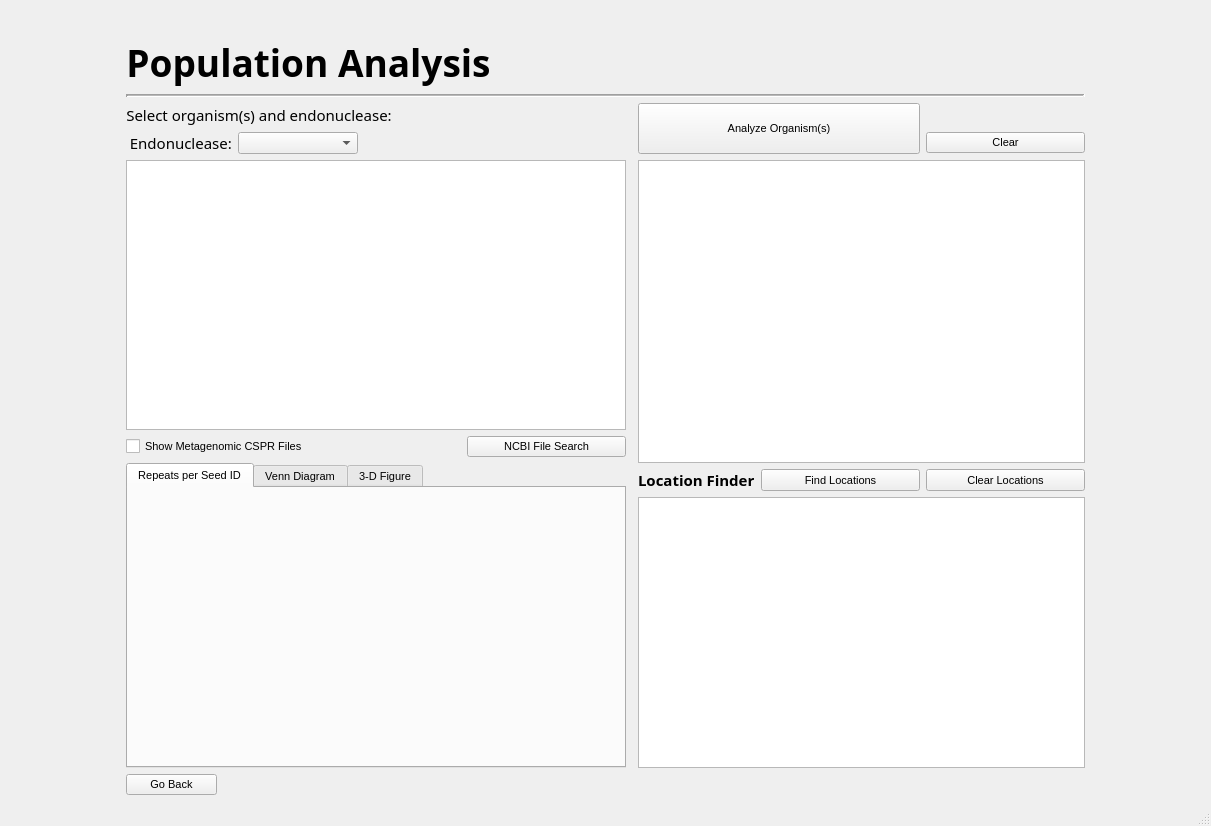
The window that populationanalysis.ui (TrinhLab/CASPERapp) describes before a commit, drawn with Qt 5.
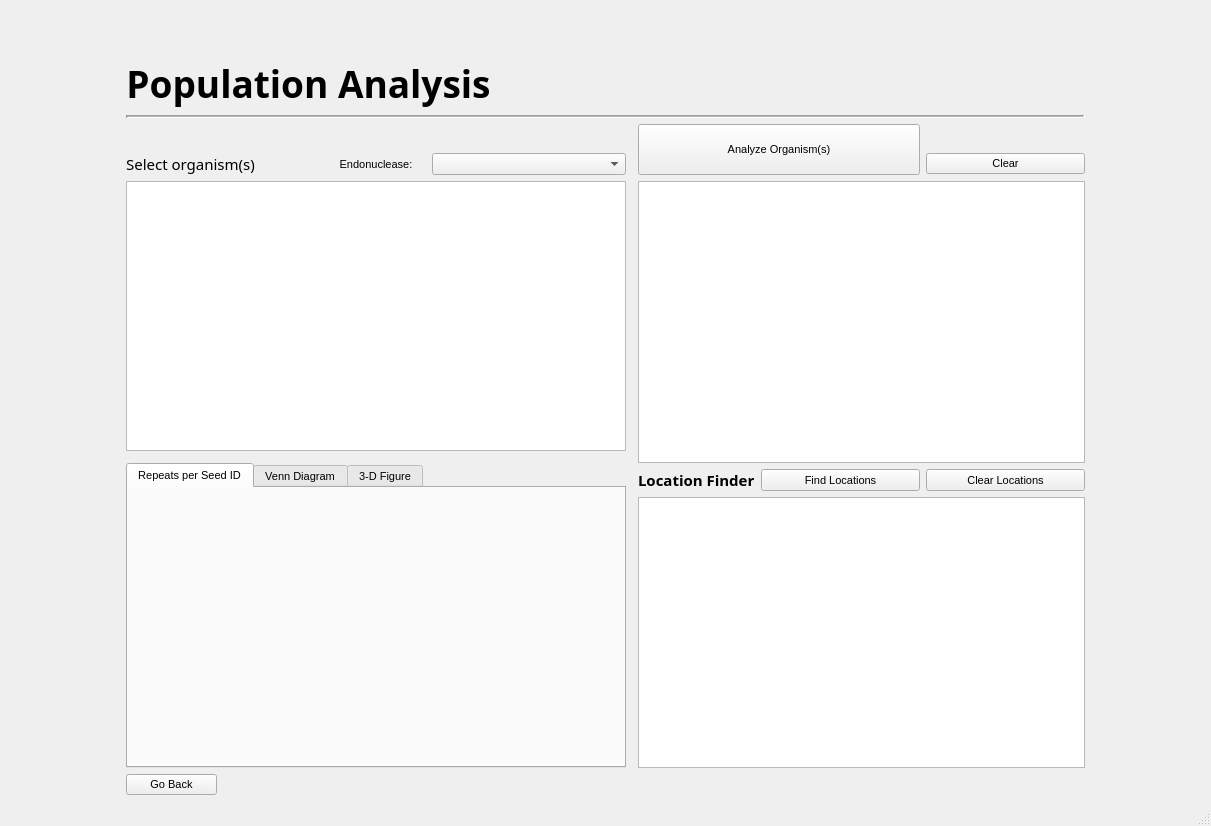
The same window after the commit. Custom widgets are drawn as their Qt base class.

What changed in the file:
```diff
--- a/populationanalysis.ui
+++ b/populationanalysis.ui
@@ -90,9 +90,21 @@
         <property name="horizontalScrollMode">
          <enum>QAbstractItemView::ScrollPerPixel</enum>
         </property>
+        <attribute name="horizontalHeaderVisible">
+         <bool>true</bool>
+        </attribute>
         <attribute name="horizontalHeaderCascadingSectionResizes">
          <bool>true</bool>
         </attribute>
+        <attribute name="horizontalHeaderDefaultSectionSize">
+         <number>100</number>
+        </attribute>
+        <attribute name="horizontalHeaderHighlightSections">
+         <bool>true</bool>
+        </attribute>
+        <attribute name="horizontalHeaderMinimumSectionSize">
+         <number>100</number>
+        </attribute>
         <attribute name="horizontalHeaderStretchLastSection">
          <bool>true</bool>
         </attribute>
@@ -106,13 +118,7 @@
            <set>Qt::AlignLeading|Qt::AlignLeft|Qt::AlignVCenter</set>
           </property>
           <item row="0" column="0">
-           <widget class="QLabel" name="label_3">
-            <property name="maximumSize">
-             <size>
-              <width>10000</width>
-              <height>22</height>
-             </size>
-            </property>
+           <widget class="QLabel" name="label_2">
             <property name="font">
              <font>
               <family>Sans Serif</family>
@@ -123,28 +129,47 @@
              </font>
             </property>
             <property name="text">
-             <string> Endonuclease:</string>
+             <string>Select organism(s)</string>
             </property>
-           </widget>
-          </item>
-          <item row="0" column="1">
-           <widget class="QComboBox" name="endoBox">
-            <property name="minimumSize">
-             <size>
-              <width>120</width>
-              <height>0</height>
-             </size>
-            </property>
-            <property name="maximumSize">
-             <size>
-              <width>120</width>
-              <height>22</height>
-             </size>
+            <property name="alignment">
+             <set>Qt::AlignCenter</set>
             </property>
            </widget>
           </item>
          </layout>
         </item>
+        <item>
+         <widget class="QLabel" name="label_3">
+          <property name="minimumSize">
+           <size>
+            <width>75</width>
+            <height>0</height>
+           </size>
+          </property>
+          <property name="maximumSize">
+           <size>
+            <width>100</width>
+            <height>16777215</height>
+           </size>
+          </property>
+          <property name="text">
+           <string>Endonuclease:</string>
+          </property>
+          <property name="alignment">
+           <set>Qt::AlignCenter</set>
+          </property>
+         </widget>
+        </item>
+        <item>
+         <widget class="QComboBox" name="endoBox">
+          <property name="minimumSize">
+           <size>
+            <width>100</width>
+            <height>0</height>
+           </size>
+          </property>
+         </widget>
+        </item>
        </layout>
       </item>
       <item row="8" column="6">
@@ -166,25 +191,6 @@
         </property>
        </widget>
       </item>
-      <item row="2" column="0" alignment="Qt::AlignLeft">
-       <widget class="QLabel" name="label_2">
-        <property name="font">
-         <font>
-          <family>Sans Serif</family>
-          <pointsize>11</pointsize>
-          <weight>50</weight>
-          <italic>false</italic>
-          <bold>false</bold>
-         </font>
-        </property>
-        <property name="text">
-         <string>Select organism(s) and endonuclease:</string>
-        </property>
-        <property name="alignment">
-         <set>Qt::AlignCenter</set>
-        </property>
-       </widget>
-      </item>
       <item row="8" column="2" colspan="3">
        <widget class="QLabel" name="label_4">
         <property name="font">
@@ -253,37 +259,7 @@
        </widget>
       </item>
       <item row="6" column="0">
-       <layout class="QGridLayout" name="gridLayout_2">
-        <item row="0" column="0" alignment="Qt::AlignLeft">
-         <widget class="QCheckBox" name="meta_genomic_cspr_checkbox">
-          <property name="maximumSize">
-           <size>
-            <width>1000000</width>
-            <height>20</height>
-           </size>
-          </property>
-          <property name="text">
-           <string>Show Metagenomic CSPR Files</string>
-          </property>
-          <property name="checkable">
-           <bool>true</bool>
-          </property>
-         </widget>
-        </item>
-        <item row="0" column="1">
-         <widget class="QPushButton" name="ncbi_search_button">
-          <property name="maximumSize">
-           <size>
-            <width>159</width>
-            <height>22</height>
-           </size>
-          </property>
-          <property name="text">
-           <string>NCBI File Search</string>
-          </property>
-         </widget>
-        </item>
-       </layout>
+       <layout class="QGridLayout" name="gridLayout_2"/>
       </item>
       <item row="10" column="2" colspan="5">
        <spacer name="horizontalSpacer">
```
